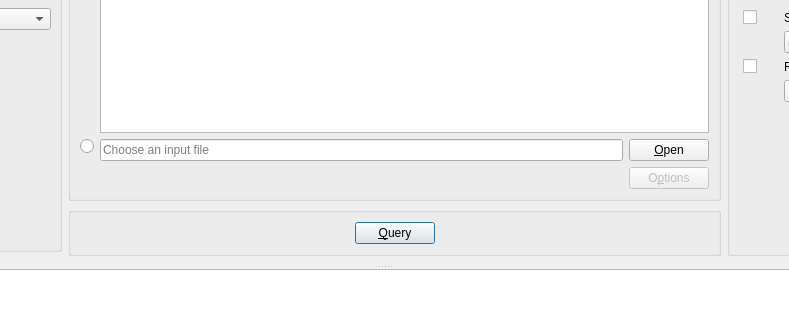
Above: coquery/gui/ui/coquery.ui from gkunter/coquery before the change; both pictures show x 174 to 963 and y 268 to 588 of the 1113 by 762 pixel window. Below: the same form after it.
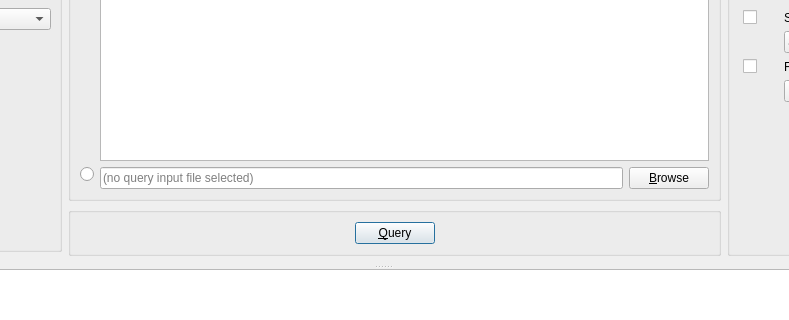
That is the form after the change. Icons and pictures are not drawn. Custom widgets are drawn as their Qt base class.

Commit message: Move Browse button to CSV dialog

What changed in the file:
```diff
--- a/coquery/gui/ui/coquery.ui
+++ b/coquery/gui/ui/coquery.ui
@@ -182,40 +182,18 @@
                  <property name="accessibleDescription">
                   <string/>
                  </property>
+                 <property name="readOnly">
+                  <bool>true</bool>
+                 </property>
                  <property name="placeholderText">
-                  <string>Choose an input file</string>
+                  <string>(no query input file selected)</string>
                  </property>
                 </widget>
                </item>
                <item row="0" column="1">
-                <widget class="QPushButton" name="button_browse_file">
-                 <property name="sizePolicy">
-                  <sizepolicy hsizetype="Minimum" vsizetype="Fixed">
-                   <horstretch>0</horstretch>
-                   <verstretch>0</verstretch>
-                  </sizepolicy>
-                 </property>
+                <widget class="QPushButton" name="button_change_file">
                  <property name="text">
-                  <string>&amp;Open</string>
-                 </property>
-                 <property name="shortcut">
-                  <string>Alt+B</string>
-                 </property>
-                </widget>
-               </item>
-               <item row="1" column="1">
-                <widget class="QPushButton" name="button_file_options">
-                 <property name="enabled">
-                  <bool>false</bool>
-                 </property>
-                 <property name="sizePolicy">
-                  <sizepolicy hsizetype="Minimum" vsizetype="Fixed">
-                   <horstretch>0</horstretch>
-                   <verstretch>0</verstretch>
-                  </sizepolicy>
-                 </property>
-                 <property name="text">
-                  <string>O&amp;ptions</string>
+                  <string>&amp;Browse</string>
                  </property>
                  <property name="shortcut">
                   <string>Alt+B</string>
```
Left out of the diff: 6 changed lines with no effect on the pictures. The commit also changes 1 other file.
